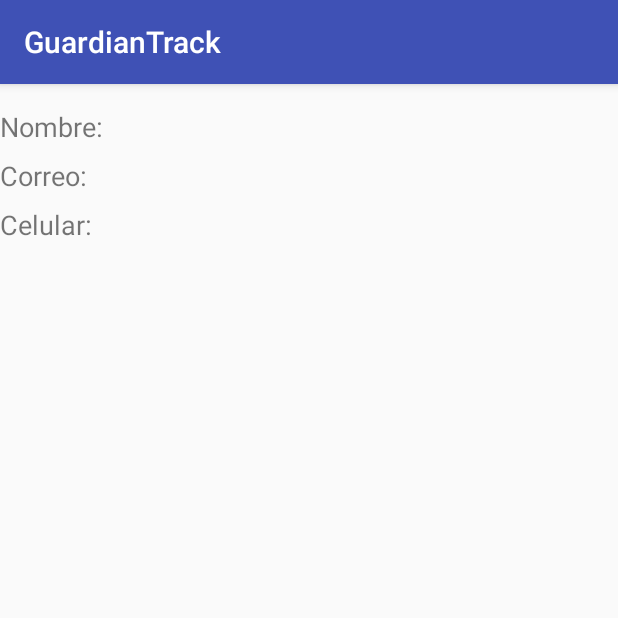
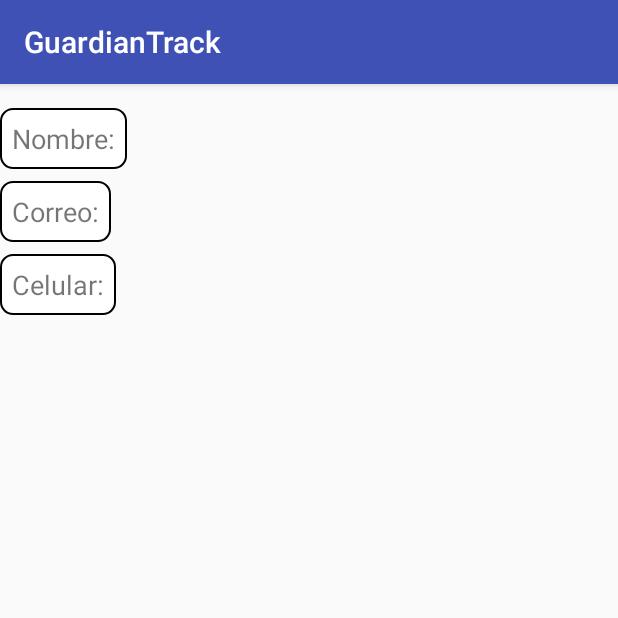
Before and after one commit to vmichelmtz17/GuardianTrackITT-Residencia, an Android app: the Perfil screen opened directly, with no data from a screen before it, on a phone screen of 412 x 824 dp, the top half of it. Run offline under Robolectric (Android 15) with nearby library versions, the phone set to English and light mode, and no system bars; our stand-ins replace Firebase (no records; nobody signed in at launch, a user with empty details on screens opened directly).

Commit message:
version043

```diff
--- /dev/null
+++ b/app/src/main/res/drawable/border.xml
@@ -0,0 +1,7 @@
+<shape xmlns:android="http://schemas.android.com/apk/res/android">
+    <solid android:color="#FFFFFF"/> <!-- Color del fondo -->
+    <stroke
+        android:width="1dp"
+    android:color="#000000"/>
+    <corners android:radius="8dp"/>
+</shape>
--- a/app/src/main/res/layout/activity_home_familiar.xml
+++ b/app/src/main/res/layout/activity_home_familiar.xml
@@ -5,7 +5,6 @@
     android:id="@+id/drawerLayout"
     android:layout_width="match_parent"
     android:layout_height="match_parent"
-    android:background="#14262c"
     tools:context=".Home_Familiar">
 
 
--- a/app/src/main/res/layout/activity_perfil.xml
+++ b/app/src/main/res/layout/activity_perfil.xml
@@ -2,31 +2,58 @@
 <RelativeLayout xmlns:android="http://schemas.android.com/apk/res/android"
     android:layout_width="match_parent"
     android:layout_height="match_parent">
+
+    <LinearLayout
+        android:id="@+id/layoutNombre"
+        android:layout_width="wrap_content"
+        android:layout_height="wrap_content"
+        android:layout_marginTop="16dp"
+        android:background="@drawable/border"
+        android:padding="8dp">
 
         <TextView
             android:id="@+id/textViewNombre"
             android:layout_width="wrap_content"
             android:layout_height="wrap_content"
             android:text="Nombre:"
-        android:textSize="18sp"
-        android:layout_marginTop="16dp" />
+            android:textSize="18sp" />
+
+    </LinearLayout>
+
+    <LinearLayout
+        android:id="@+id/layoutCorreo"
+        android:layout_width="wrap_content"
+        android:layout_height="wrap_content"
+        android:layout_below="@id/layoutNombre"
+        android:layout_marginTop="8dp"
+        android:background="@drawable/border"
+        android:padding="8dp">
 
         <TextView
             android:id="@+id/textViewCorreo"
             android:layout_width="wrap_content"
             android:layout_height="wrap_content"
             android:text="Correo:"
-        android:textSize="18sp"
-        android:layout_below="@id/textViewNombre"
-        android:layout_marginTop="8dp" />
+            android:textSize="18sp" />
+
+    </LinearLayout>
+
+    <LinearLayout
+        android:id="@+id/layoutCelular"
+        android:layout_width="wrap_content"
+        android:layout_height="wrap_content"
+        android:layout_below="@id/layoutCorreo"
+        android:layout_marginTop="8dp"
+        android:background="@drawable/border"
+        android:padding="8dp">
 
         <TextView
             android:id="@+id/textViewCelular"
             android:layout_width="wrap_content"
             android:layout_height="wrap_content"
             android:text="Celular:"
-        android:textSize="18sp"
-        android:layout_below="@id/textViewCorreo"
-        android:layout_marginTop="8dp" />
+            android:textSize="18sp" />
+
+    </LinearLayout>
 
 </RelativeLayout>
```
Lines whose indentation alone changed are shown as unchanged.
